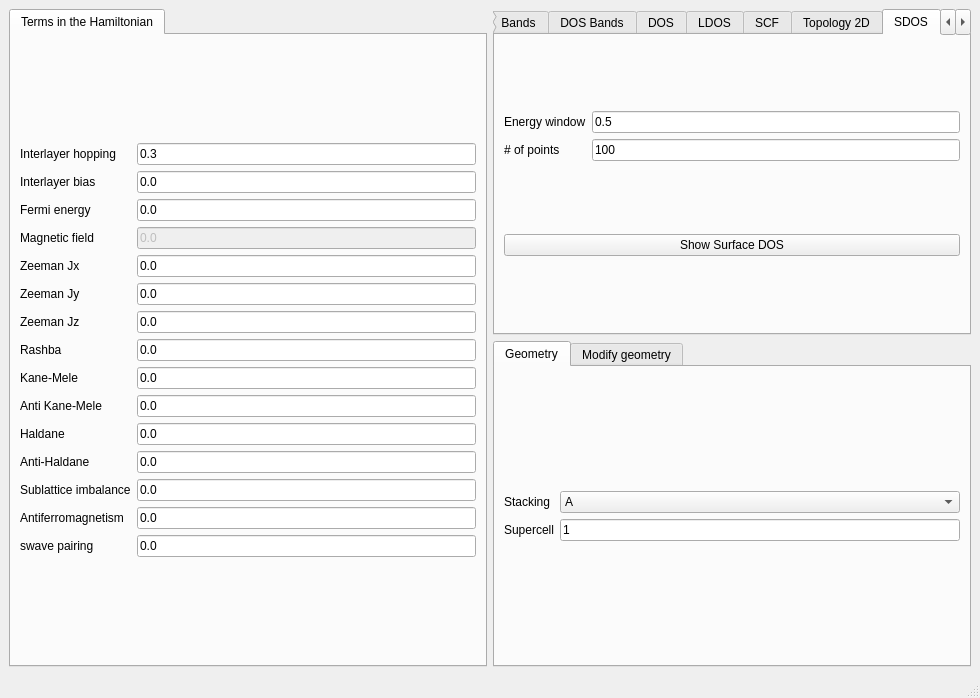
This is development/interface-pyqt/multilayergraphene/interface.ui in joselado/quantum-honeycomp as Qt 5 draws it before an edit. The edited form follows.
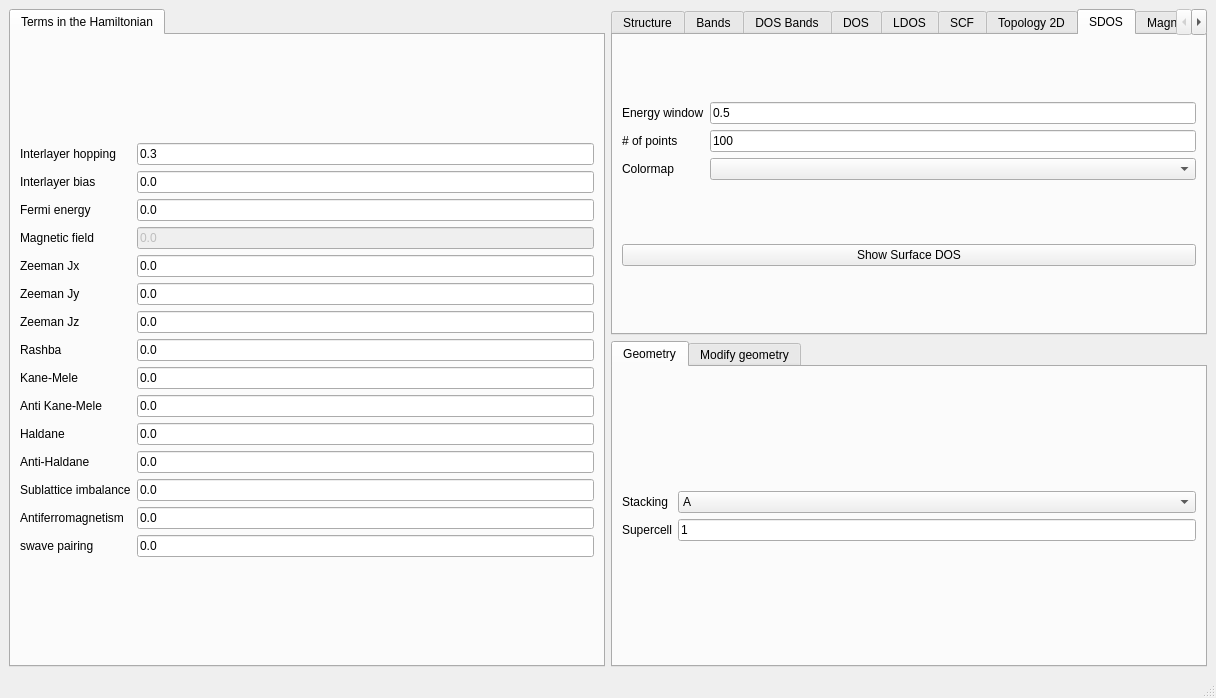
This is the edited form. The open tabs and pages were chosen to show the change.

What changed in the file:
```diff
--- a/development/interface-pyqt/multilayergraphene/interface.ui
+++ b/development/interface-pyqt/multilayergraphene/interface.ui
@@ -6,7 +6,7 @@
    <rect>
     <x>0</x>
     <y>0</y>
-    <width>980</width>
+    <width>1216</width>
     <height>698</height>
    </rect>
   </property>
@@ -880,6 +880,16 @@
             </property>
            </widget>
           </item>
+          <item row="2" column="1">
+           <widget class="QComboBox" name="kdos_colormap"/>
+          </item>
+          <item row="2" column="0">
+           <widget class="QLabel" name="label_49">
+            <property name="text">
+             <string>Colormap</string>
+            </property>
+           </widget>
+          </item>
          </layout>
         </item>
         <item row="1" column="0">
```
Left out of the diff: 6 changed lines with no effect on the pictures.
